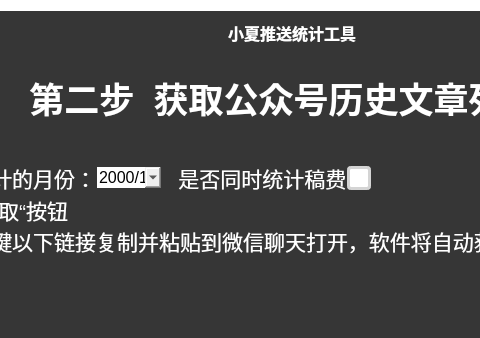
Qt form ui/ui_design/main_win.ui (Epochmaking/xiaoxia_contribution_statistic_tool) before a commit; both pictures show x 216 to 696 and y 0 to 338 of the 1000 by 700 pixel window.
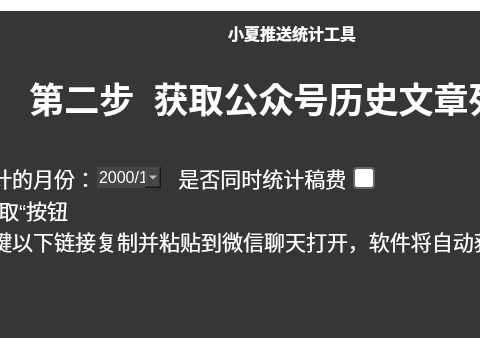
The same form after that commit. Icons and pictures are not drawn.

Commit message: feat: 优化UI界面显示效果

Diff of the .ui file:
```diff
--- a/ui/ui_design/main_win.ui
+++ b/ui/ui_design/main_win.ui
@@ -1012,6 +1012,8 @@
                   <property name="styleSheet">
                    <string notr="true">QDateEdit {
 	font-size: 16px;
+	color: #ffffff;
+	background-color: rgb(70, 70, 70);
 }
 
 /*标题栏的样式*/
@@ -1082,7 +1084,7 @@
                    <string notr="true">color: rgb(255, 255, 255);</string>
                   </property>
                   <property name="text">
-                   <string>   是否同时统计稿费</string>
+                   <string>   是否同时统计稿费 </string>
                   </property>
                  </widget>
                 </item>
@@ -1104,29 +1106,49 @@
                    <string notr="true">QCheckBox {
     font-size: 12px;
     color: #333333;
-    spacing: 8px; /* 方框和文字间距 */
+    spacing: 8px;
 }
-/* 复选框方框基础 */
+
 QCheckBox::indicator {
     width: 18px;
     height: 18px;
-    border: 3px solid #666666;
-    border-radius: 4px; /* 圆角方框 */
-    border-color: rgb(212, 212, 212);
+    border: 2px solid #666666;
+    border-radius: 4px;
     background-color: white;
 }
-/* 鼠标悬浮未选中 */
+
 QCheckBox::indicator:hover {
     border-color: rgb(6, 173, 86);
 }
-/* 选中状态：绿色背景+绿色边框，原生白色对勾自动出现 */
+
+QCheckBox::indicator:pressed {
+    border-color: rgb(4, 145, 72);
+    background-color: #f0f0f0;
+}
+
 QCheckBox::indicator:checked {
     border-color: rgb(6, 173, 86);
     background-color: rgb(6, 173, 86);
-    /* 替换image，使用Qt内置勾选符号，白色 */
-    border-image: none;
     image: url(&quot;:/images/checkmark_white&quot;);
 }
+
+QCheckBox::indicator:checked:hover {
+    background-color: rgb(5, 158, 78);
+    border-color: rgb(5, 158, 78);
+}
+
+QCheckBox::indicator:checked:pressed {
+    background-color: rgb(4, 140, 68);
+    border-color: rgb(4, 140, 68);
+}
+
+QCheckBox::indicator:disabled {
+    border-color: #cccccc;
+    background-color: #eeeeee;
+}
+QCheckBox:disabled {
+    color: #999999;
+}
 </string>
                   </property>
                   <property name="text">
```
Left out of the diff: 11 changed lines with no effect on the pictures. The commit also changes 7 other files.
